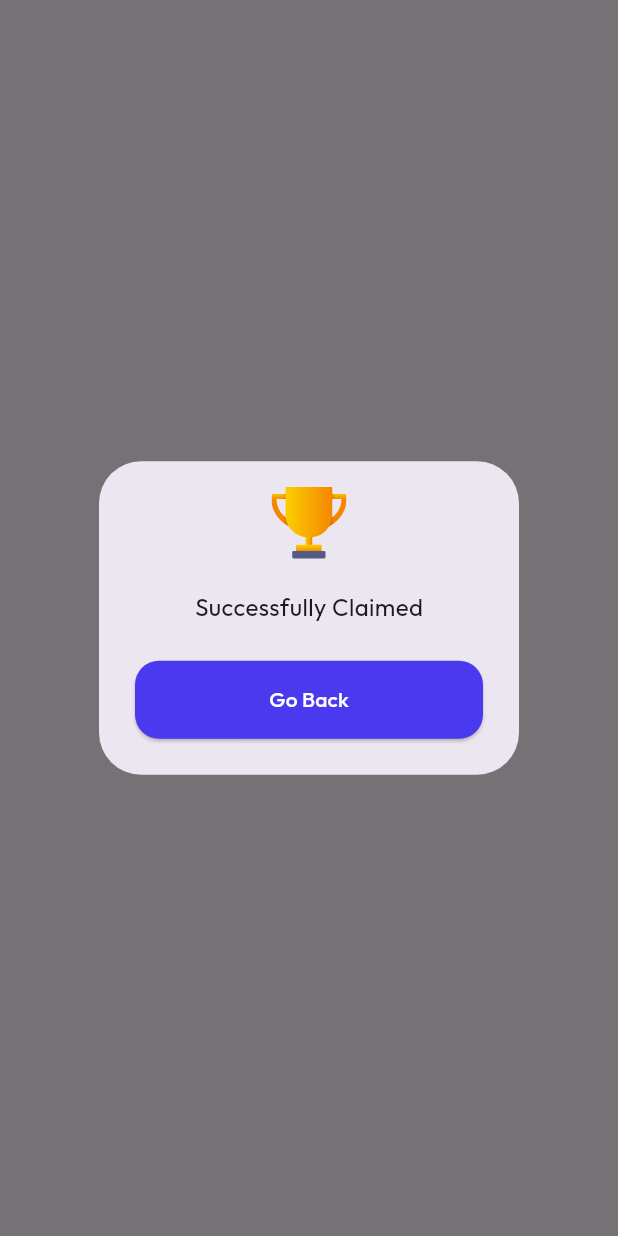
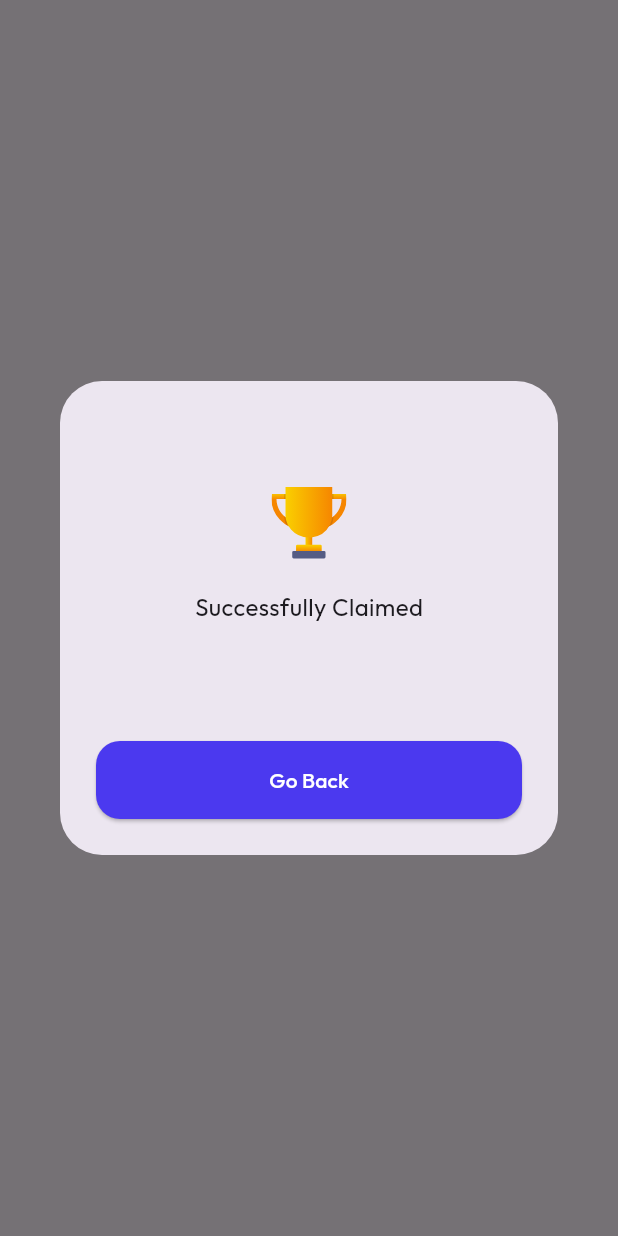
Before and after one commit to chris291997/betting-pos, a Flutter app: what showSuccessClaimDialog() shows on an empty page, opened directly, on a phone screen of 412 x 824 dp. Run offline on Flutter 3.47's test engine with Material 3 defaults, Android fonts, the phone set to English and light mode, and no system bars; our stand-ins replace bloc, data_table_2, dio, dropdown_button2, equatable, firebase_core and 13 more; missing offline and left inert: flutter_esc_pos_utils, mobile_scanner; accounts and stored records are empty; network calls fail.

```diff
--- a/lib/bet/presentation/component/successful_claim_modal.dart
+++ b/lib/bet/presentation/component/successful_claim_modal.dart
@@ -11,8 +11,11 @@ void showSuccessClaimDialog(BuildContext context) {
     context: context,
     builder: (BuildContext context) {
       return AlertDialog(
-        content: Column(
-          mainAxisSize: MainAxisSize.min,
+        content: SizedBox(
+          width: 300,
+          height: 200,
+          child: Column(
+            mainAxisAlignment: MainAxisAlignment.center,
             crossAxisAlignment: CrossAxisAlignment.center,
             children: <Widget>[
               SvgPicture.asset(
@@ -27,6 +30,7 @@ void showSuccessClaimDialog(BuildContext context) {
               ),
             ],
           ),
+        ),
         actions: <Widget>[
           BetNextStepButton(
             label: 'Go Back',
--- a/lib/common/service/receipt_printer_service.dart
+++ b/lib/common/service/receipt_printer_service.dart
@@ -125,7 +125,7 @@ class ReceiptPrinterService {
                 ),
                 pw.SizedBox(height: 10),
                 pw.Text(
-                  'User Name: ${receiptDetails.userName}',
+                  'Cashier: ${receiptDetails.userName}',
                   style: pw.TextStyle(font: ttf, fontSize: 12),
                 ),
                 pw.SizedBox(height: 10),
--- a/lib/fight/data/model/output/fight_output.dart
+++ b/lib/fight/data/model/output/fight_output.dart
@@ -42,7 +42,7 @@ class FightOutput extends Equatable implements JsonSerializable {
       startTime: json.parseString('startTime'),
       isLocked: json.parseBool('isLocked'),
       winnerId: json.parseString('winnerId'),
-      fightStatus: FightStatus.parse(json.parseString('fightStatus')),
+      fightStatus: FightStatus.parse(json.parseString('status')),
       createdAt: json.parseString('createdAt'),
       updatedAt: json.parseString('updatedAt'),
     );
```
Also changed, not shown: lib/bet/presentation/component/receipt_details_view.dart (+29 -1 lines), lib/bet/presentation/screen/claim_bet_screen.dart (+9 -7 lines), lib/common/manager/network_manager.dart (+10 -0 lines), 1 other file. Lines whose indentation alone changed are shown as unchanged.
